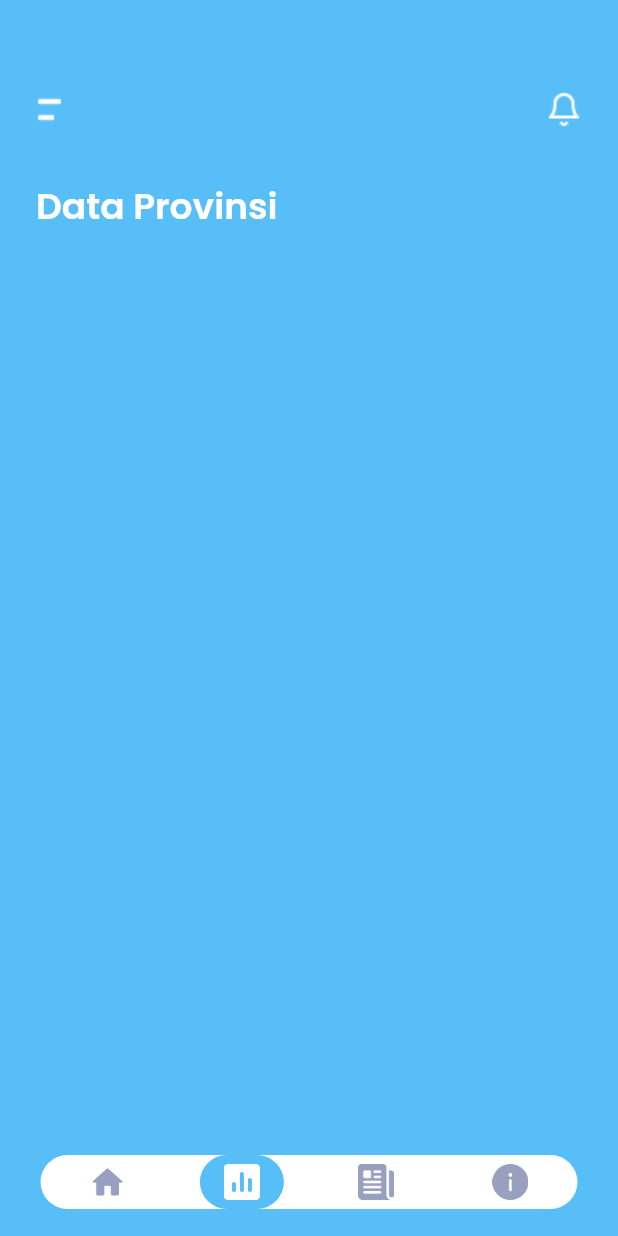
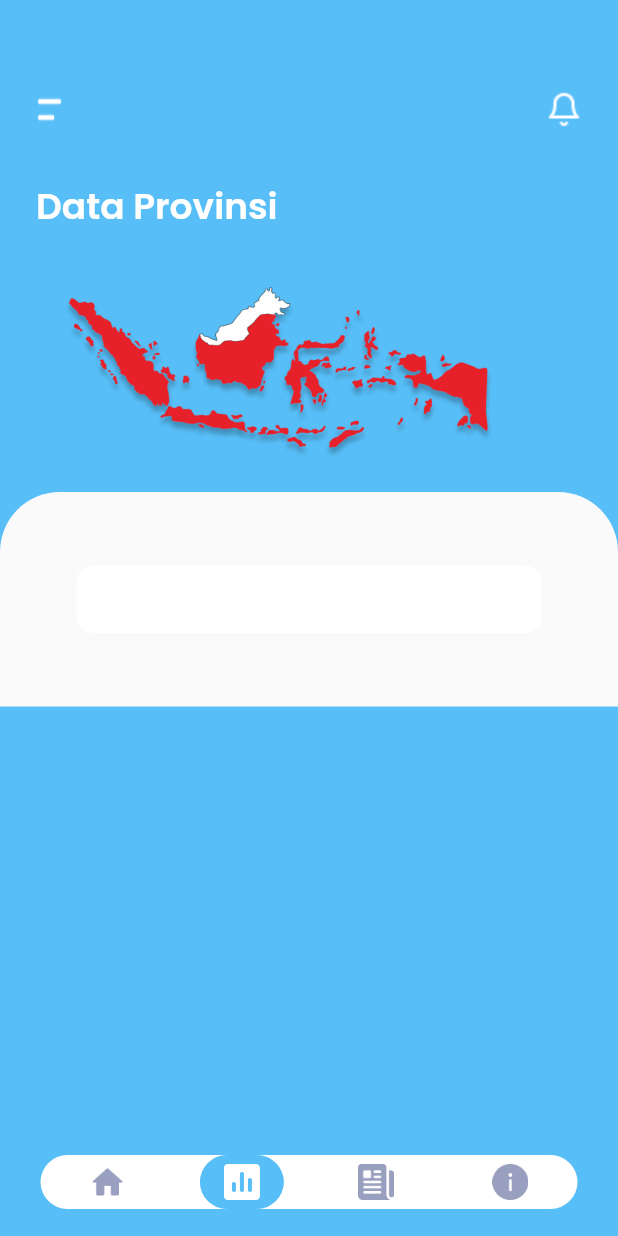
Before and after one commit to fahadhafizdev/covid_app, a Flutter app: the screen it shows after launch, item 2 of the bottom bar chosen, on a phone screen of 412 x 824 dp. Run offline on Flutter 3.47's test engine with Material 2 defaults, Android fonts, the phone set to English and light mode, and no system bars; our stand-ins replace bloc, equatable, flutter_bloc, google_fonts; network calls fail.

Commit message:
update statistic_page.dart

```diff
--- a/lib/ui/page/statistic_page.dart
+++ b/lib/ui/page/statistic_page.dart
@@ -4,14 +4,8 @@ import 'package:flutter/material.dart';
 class StatisticPage extends StatelessWidget {
   @override
   Widget build(BuildContext context) {
-    return Stack(
-      children: [
-        Container(
-          height: double.infinity,
-          width: double.infinity,
-          color: mainColor,
-        ),
-        Container(
+    Widget headerContent() {
+      return Container(
         margin: EdgeInsets.only(
           left: defaultMargin,
           right: defaultMargin,
@@ -43,11 +37,74 @@ class StatisticPage extends StatelessWidget {
                 fontWeight: semiBold,
                 fontSize: 24,
               ),
-              )
+            ),
+            Container(
+              height: 115,
+              width: 299,
+              margin: EdgeInsets.only(
+                top: 35,
+                left: 12,
+              ),
+              decoration: BoxDecoration(
+                image: DecorationImage(
+                  image: AssetImage(
+                    'assets/images/peta_indo.png',
+                  ),
+                ),
+              ),
+            ),
+          ],
+        ),
+      );
+    }
+
+    Widget bodyContent() {
+      return ListView(
+        children: [
+          SizedBox(
+            height: 328,
+          ),
+          Container(
+            padding: EdgeInsets.symmetric(
+              vertical: 49,
+              horizontal: 30,
+            ),
+            width: double.infinity,
+            decoration: BoxDecoration(
+              color: bgColor,
+              borderRadius: BorderRadius.vertical(
+                top: Radius.circular(
+                  40,
+                ),
+              ),
+            ),
+            child: Column(
+              children: [
+                Container(
+                  height: 45,
+                  width: 310,
+                  decoration: BoxDecoration(
+                    color: whiteColor,
+                    borderRadius: BorderRadius.circular(11),
+                  ),
+                ),
               ],
             ),
           ),
         ],
       );
     }
+
+    return Stack(
+      children: [
+        Container(
+          height: double.infinity,
+          width: double.infinity,
+          color: mainColor,
+        ),
+        headerContent(),
+        bodyContent(),
+      ],
+    );
   }
+}
```
Also changed, not shown: assets/images/icon_map.png (added). Lines whose indentation alone changed are shown as unchanged.
